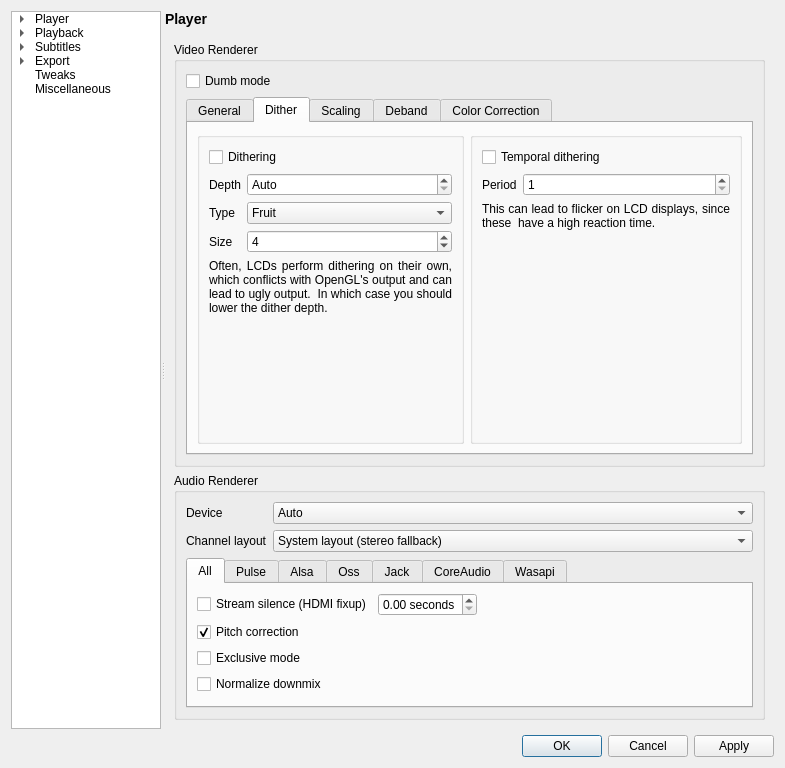
Above: settingswindow.ui from mpc-qt/mpc-qt before the change. Below: the same form after it.
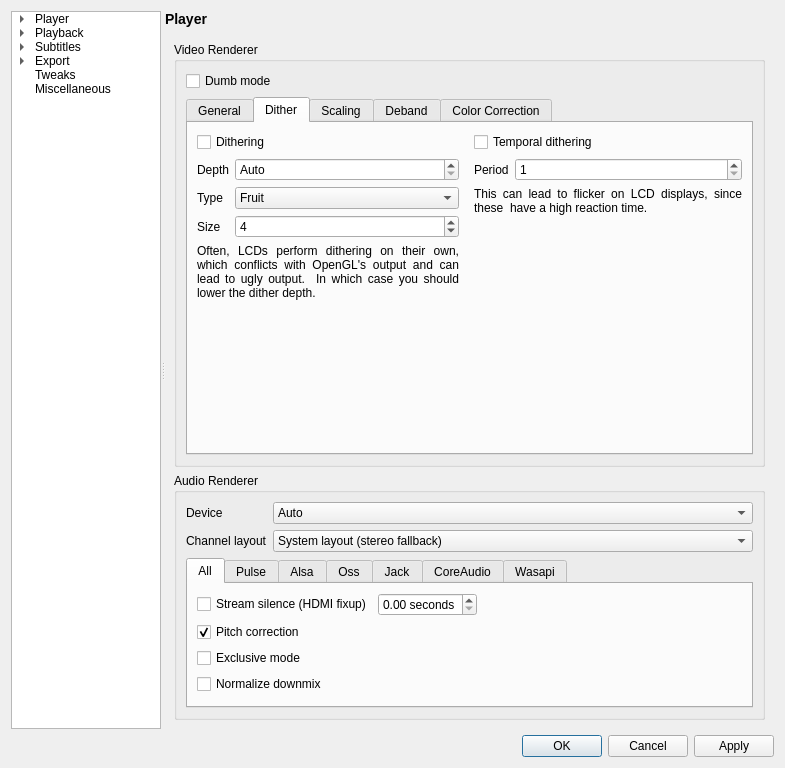
That is the form after the change. The open tabs and pages were chosen to show the change.

Commit message:
settingswindow: fix layout with fusion style
Use undecorated frame instead of untitled group box.  The group boxes on
the dithering tab went off container with the fusion style due to their
empty titles not shrinking.

Diff of the .ui file:
```diff
--- a/settingswindow.ui
+++ b/settingswindow.ui
@@ -1001,12 +1001,24 @@
                   <string>Dither</string>
                  </attribute>
                  <layout class="QHBoxLayout" name="horizontalLayout_30">
+                  <property name="spacing">
+                   <number>15</number>
+                  </property>
                   <item>
-                   <widget class="QGroupBox" name="groupBox_60">
-                    <property name="title">
-                     <string/>
-                    </property>
+                   <widget class="QFrame" name="frame_60">
                     <layout class="QVBoxLayout" name="verticalLayout_33" stretch="0,0,1">
+                     <property name="leftMargin">
+                      <number>0</number>
+                     </property>
+                     <property name="topMargin">
+                      <number>0</number>
+                     </property>
+                     <property name="rightMargin">
+                      <number>0</number>
+                     </property>
+                     <property name="bottomMargin">
+                      <number>0</number>
+                     </property>
                      <item>
                       <widget class="QCheckBox" name="ditherDithering">
                        <property name="text">
@@ -1101,11 +1113,20 @@
                    </widget>
                   </item>
                   <item>
-                   <widget class="QGroupBox" name="groupBox_61">
-                    <property name="title">
-                     <string/>
-                    </property>
+                   <widget class="QFrame" name="frame_61">
                     <layout class="QVBoxLayout" name="verticalLayout_32" stretch="0,0,1">
+                     <property name="leftMargin">
+                      <number>0</number>
+                     </property>
+                     <property name="topMargin">
+                      <number>0</number>
+                     </property>
+                     <property name="rightMargin">
+                      <number>0</number>
+                     </property>
+                     <property name="bottomMargin">
+                      <number>0</number>
+                     </property>
                      <item>
                       <widget class="QCheckBox" name="ditherTemporal">
                        <property name="text">
```
Left out of the diff: 2 changed lines with no effect on the pictures.
